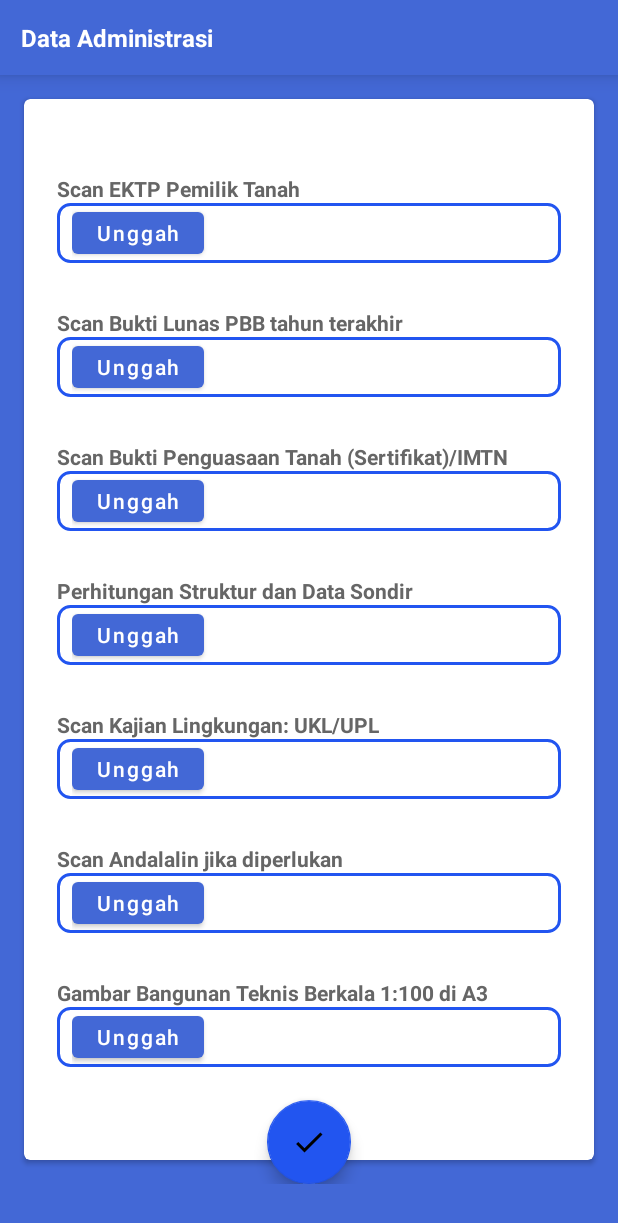
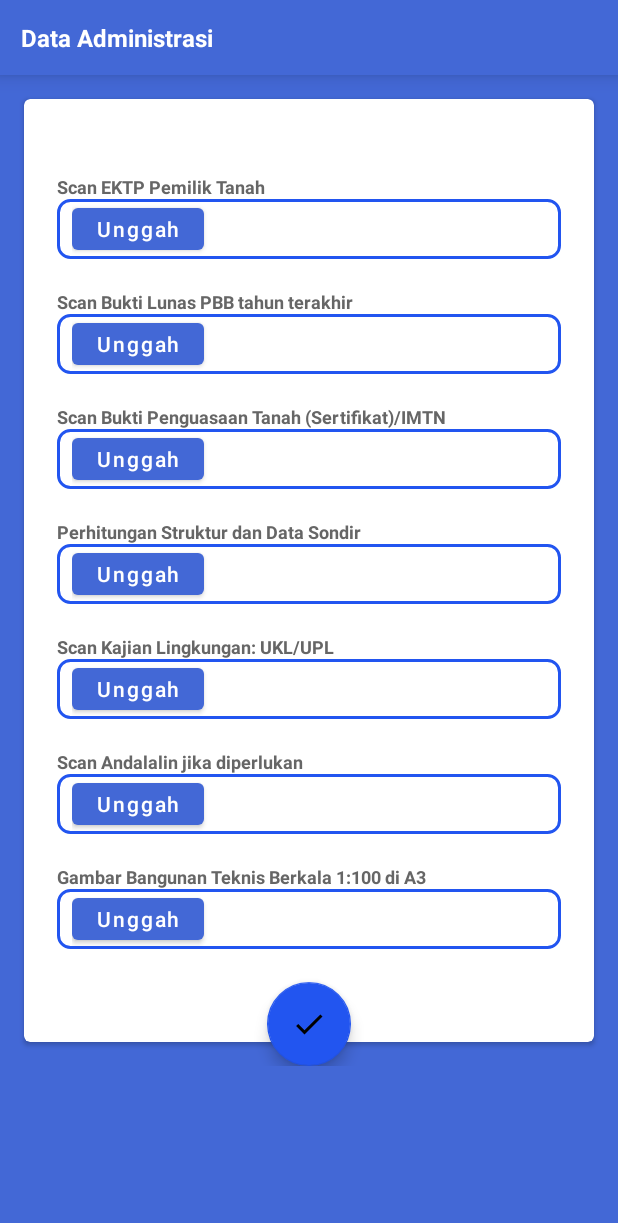
Before and after one commit to devrouw/IMB_2, an Android app: the PengajuanActivity screen opened directly, with no data from a screen before it, on a phone screen of 412 x 824 dp. Shown: the top 1223 px of the screen. Run offline under Robolectric (Android 15) with nearby library versions, the phone set to English and light mode, and no system bars; our stand-ins replace Timber; 3 statements that could not run were skipped.

Commit message:
update Halaman Data administrasi UI

```diff
--- a/app/src/main/res/layout/fragment_data_administrasi.xml
+++ b/app/src/main/res/layout/fragment_data_administrasi.xml
@@ -87,6 +87,7 @@
                         android:layout_height="0dp"
                         android:text="@string/txt_scan_ktp"
                         android:layout_weight="7"
+                        android:textSize="12sp"
                         android:textColor="@color/black_200"
                         android:textStyle="bold" />
 
@@ -114,9 +115,10 @@
                     <TextView
                         android:layout_width="wrap_content"
                         android:layout_height="0dp"
-                        android:layout_marginTop="30dp"
+                        android:layout_marginTop="20dp"
                         android:text="@string/txt_scan_pbb"
                         android:layout_weight="7"
+                        android:textSize="12sp"
                         android:textColor="@color/black_200"
                         android:textStyle="bold" />
 
@@ -145,9 +147,10 @@
                     <TextView
                         android:layout_width="wrap_content"
                         android:layout_height="0dp"
-                        android:layout_marginTop="30dp"
+                        android:layout_marginTop="20dp"
                         android:text="@string/txt_bukti_penguasaan"
                         android:layout_weight="7"
+                        android:textSize="12sp"
                         android:textColor="@color/black_200"
                         android:textStyle="bold" />
 
@@ -175,9 +178,10 @@
                     <TextView
                         android:layout_width="wrap_content"
                         android:layout_height="0dp"
-                        android:layout_marginTop="30dp"
+                        android:layout_marginTop="20dp"
                         android:text="@string/txt_perhitungan_struktur"
                         android:layout_weight="7"
+                        android:textSize="12sp"
                         android:textColor="@color/black_200"
                         android:textStyle="bold" />
 
@@ -205,9 +209,10 @@
                     <TextView
                         android:layout_width="wrap_content"
                         android:layout_height="0dp"
-                        android:layout_marginTop="30dp"
+                        android:layout_marginTop="20dp"
                         android:text="@string/txt_kajian_lingkungan"
                         android:layout_weight="7"
+                        android:textSize="12sp"
                         android:textColor="@color/black_200"
                         android:textStyle="bold" />
 
@@ -235,9 +240,10 @@
                     <TextView
                         android:layout_width="wrap_content"
                         android:layout_height="0dp"
-                        android:layout_marginTop="30dp"
+                        android:layout_marginTop="20dp"
                         android:text="@string/txt_andalalin"
                         android:layout_weight="7"
+                        android:textSize="12sp"
                         android:textColor="@color/black_200"
                         android:textStyle="bold" />
 
@@ -265,9 +271,10 @@
                     <TextView
                         android:layout_width="wrap_content"
                         android:layout_height="0dp"
-                        android:layout_marginTop="30dp"
+                        android:layout_marginTop="20dp"
                         android:text="@string/txt_gambar_bangunan_teknis"
                         android:layout_weight="7"
+                        android:textSize="12sp"
                         android:textColor="@color/black_200"
                         android:textStyle="bold" />
 
```
